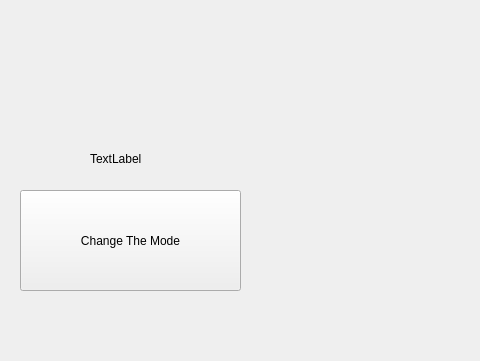
This is QTViewer/mainwindow.ui in daijiaweicb/Outdoor-Photography-Helmet-with-Physical-Condition-Monitoring as Qt 5 draws it before an edit; both pictures show x 0 to 480 and y 250 to 611 of the 933 by 611 pixel window. The edited form follows.
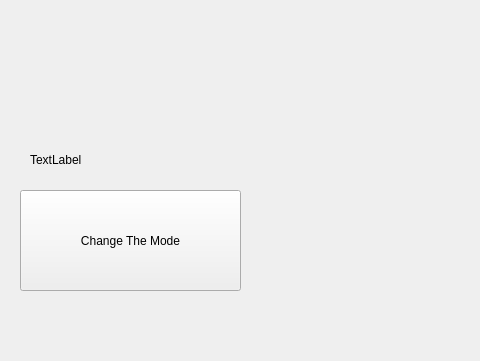
This is the edited form.

What changed in the file:
```diff
--- a/QTViewer/mainwindow.ui
+++ b/QTViewer/mainwindow.ui
@@ -40,10 +40,10 @@
    <widget class="QLabel" name="label_status">
     <property name="geometry">
      <rect>
-      <x>90</x>
+      <x>30</x>
       <y>400</y>
-      <width>66</width>
-      <height>18</height>
+      <width>211</width>
+      <height>20</height>
      </rect>
     </property>
     <property name="text">
```
